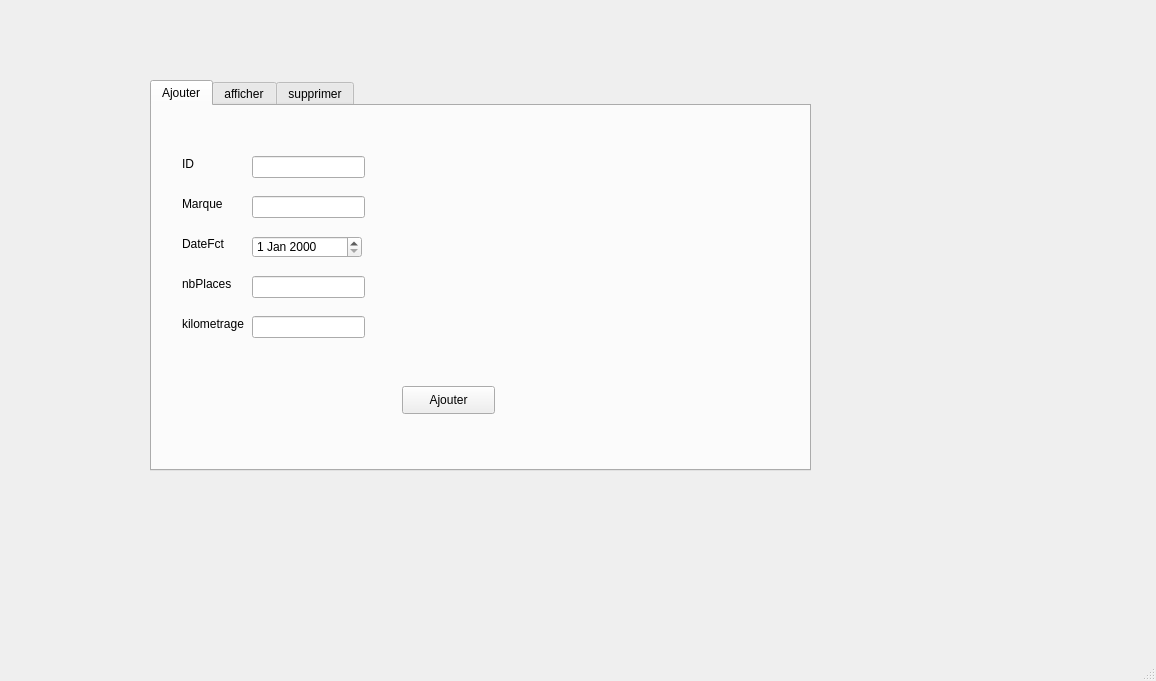
Above: mainwindow.ui from raghebhar/projet.cpp before the change. Below: the same form after it.
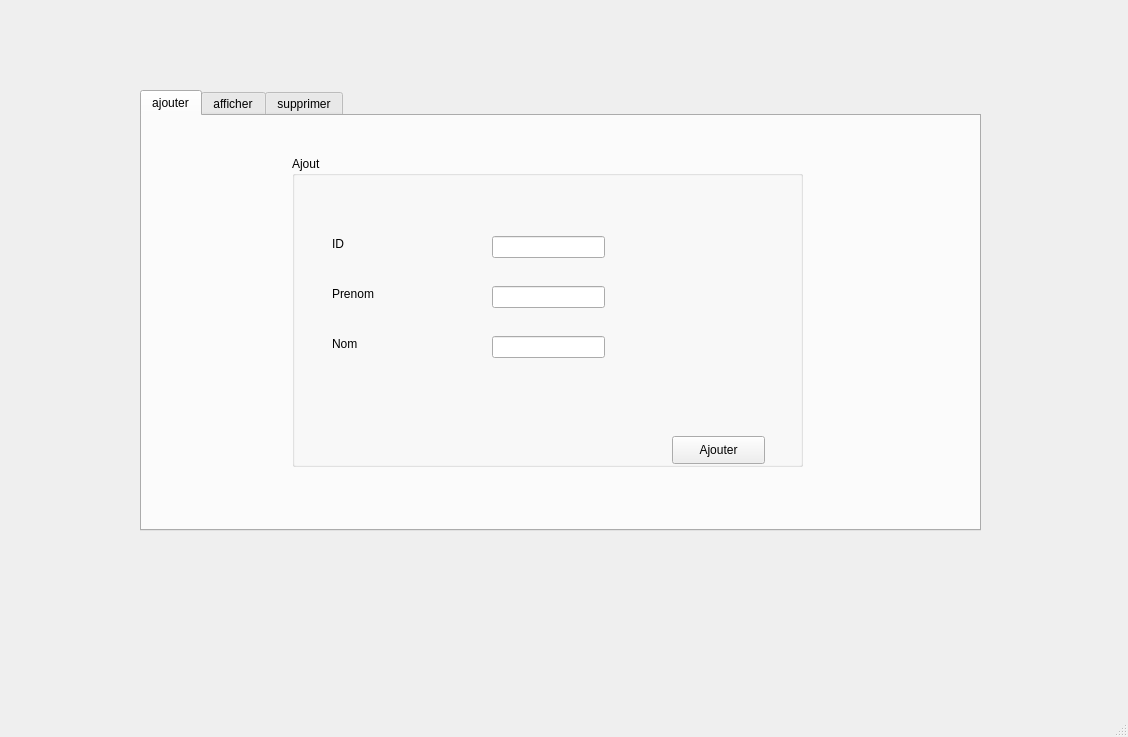
That is the form after the change.

The edit to the form file:
```diff
--- a/mainwindow.ui
+++ b/mainwindow.ui
@@ -6,8 +6,8 @@
    <rect>
     <x>0</x>
     <y>0</y>
-    <width>1156</width>
-    <height>681</height>
+    <width>1128</width>
+    <height>737</height>
    </rect>
   </property>
   <property name="windowTitle">
@@ -17,10 +17,10 @@
    <widget class="QTabWidget" name="tabWidget">
     <property name="geometry">
      <rect>
-      <x>150</x>
-      <y>80</y>
-      <width>661</width>
-      <height>391</height>
+      <x>140</x>
+      <y>90</y>
+      <width>841</width>
+      <height>441</height>
      </rect>
     </property>
     <property name="currentIndex">
@@ -28,154 +28,121 @@
     </property>
     <widget class="QWidget" name="tab">
      <attribute name="title">
-      <string>Ajouter</string>
+      <string>ajouter</string>
      </attribute>
-     <widget class="QLineEdit" name="id">
+     <widget class="QGroupBox" name="groupBox_4">
       <property name="geometry">
        <rect>
-        <x>100</x>
-        <y>50</y>
-        <width>113</width>
-        <height>22</height>
-       </rect>
-      </property>
-     </widget>
-     <widget class="QLineEdit" name="marque">
-      <property name="geometry">
-       <rect>
-        <x>100</x>
-        <y>90</y>
-        <width>113</width>
-        <height>22</height>
-       </rect>
-      </property>
-     </widget>
-     <widget class="QLineEdit" name="nbplaces">
-      <property name="geometry">
-       <rect>
-        <x>100</x>
-        <y>170</y>
-        <width>113</width>
-        <height>22</height>
-       </rect>
-      </property>
-     </widget>
-     <widget class="QLineEdit" name="kilometrage">
-      <property name="geometry">
-       <rect>
-        <x>100</x>
-        <y>210</y>
-        <width>113</width>
-        <height>22</height>
-       </rect>
-      </property>
-     </widget>
-     <widget class="QDateEdit" name="datefct">
-      <property name="geometry">
-       <rect>
-        <x>100</x>
-        <y>130</y>
-        <width>110</width>
-        <height>22</height>
-       </rect>
-      </property>
-     </widget>
-     <widget class="QPushButton" name="pushButton">
-      <property name="geometry">
-       <rect>
-        <x>250</x>
-        <y>280</y>
-        <width>93</width>
-        <height>28</height>
-       </rect>
-      </property>
-      <property name="text">
-       <string>Ajouter</string>
-      </property>
-     </widget>
-     <widget class="QLabel" name="label">
-      <property name="geometry">
-       <rect>
-        <x>30</x>
-        <y>50</y>
-        <width>56</width>
-        <height>16</height>
-       </rect>
-      </property>
-      <property name="text">
-       <string>ID</string>
-      </property>
-     </widget>
-     <widget class="QLabel" name="label_2">
-      <property name="geometry">
-       <rect>
-        <x>30</x>
-        <y>90</y>
-        <width>56</width>
-        <height>16</height>
-       </rect>
-      </property>
-      <property name="text">
-       <string>Marque</string>
-      </property>
-     </widget>
-     <widget class="QLabel" name="label_3">
-      <property name="geometry">
-       <rect>
-        <x>30</x>
-        <y>130</y>
-        <width>56</width>
-        <height>16</height>
-       </rect>
-      </property>
-      <property name="text">
-       <string>DateFct</string>
-      </property>
-     </widget>
-     <widget class="QLabel" name="label_4">
-      <property name="geometry">
-       <rect>
-        <x>30</x>
-        <y>170</y>
-        <width>56</width>
-        <height>16</height>
-       </rect>
-      </property>
-      <property name="text">
-       <string>nbPlaces</string>
-      </property>
-     </widget>
-     <widget class="QLabel" name="label_5">
-      <property name="geometry">
-       <rect>
-        <x>30</x>
-        <y>210</y>
-        <width>71</width>
-        <height>16</height>
-       </rect>
-      </property>
-      <property name="text">
-       <string>kilometrage</string>
-      </property>
-     </widget>
-    </widget>
-    <widget class="QWidget" name="tab_3">
-     <attribute name="title">
-      <string>afficher</string>
-     </attribute>
-     <widget class="QTableView" name="tableBus">
-      <property name="geometry">
-       <rect>
-        <x>80</x>
-        <y>30</y>
-        <width>541</width>
+        <x>150</x>
+        <y>40</y>
+        <width>511</width>
         <height>311</height>
        </rect>
       </property>
+      <property name="title">
+       <string>Ajout</string>
+      </property>
+      <widget class="QLineEdit" name="lineEdit_ID">
+       <property name="geometry">
+        <rect>
+         <x>200</x>
+         <y>80</y>
+         <width>113</width>
+         <height>22</height>
+        </rect>
+       </property>
+      </widget>
+      <widget class="QLineEdit" name="lineEdit_prenom">
+       <property name="geometry">
+        <rect>
+         <x>200</x>
+         <y>130</y>
+         <width>113</width>
+         <height>22</height>
+        </rect>
+       </property>
+      </widget>
+      <widget class="QPushButton" name="pushButton_ajouter_3">
+       <property name="geometry">
+        <rect>
+         <x>380</x>
+         <y>280</y>
+         <width>93</width>
+         <height>28</height>
+        </rect>
+       </property>
+       <property name="text">
+        <string>Ajouter</string>
+       </property>
+      </widget>
+      <widget class="QLineEdit" name="lineEdit_nom">
+       <property name="geometry">
+        <rect>
+         <x>200</x>
+         <y>180</y>
+         <width>113</width>
+         <height>22</height>
+        </rect>
+       </property>
+      </widget>
+      <widget class="QLabel" name="label_19">
+       <property name="geometry">
+        <rect>
+         <x>40</x>
+         <y>130</y>
+         <width>56</width>
+         <height>16</height>
+        </rect>
+       </property>
+       <property name="text">
+        <string>Prenom</string>
+       </property>
+      </widget>
+      <widget class="QLabel" name="label_20">
+       <property name="geometry">
+        <rect>
+         <x>40</x>
+         <y>180</y>
+         <width>56</width>
+         <height>16</height>
+        </rect>
+       </property>
+       <property name="text">
+        <string>Nom</string>
+       </property>
+      </widget>
+      <widget class="QLabel" name="label_21">
+       <property name="geometry">
+        <rect>
+         <x>40</x>
+         <y>80</y>
+         <width>56</width>
+         <height>16</height>
+        </rect>
+       </property>
+       <property name="text">
+        <string>ID</string>
+       </property>
+      </widget>
      </widget>
     </widget>
     <widget class="QWidget" name="tab_2">
      <attribute name="title">
+      <string>afficher</string>
+     </attribute>
+     <widget class="QTableView" name="tableView">
+      <property name="geometry">
+       <rect>
+        <x>170</x>
+        <y>31</y>
+        <width>501</width>
+        <height>321</height>
+       </rect>
+      </property>
+     </widget>
+    </widget>
+    <widget class="QWidget" name="tab_3">
+     <attribute name="title">
       <string>supprimer</string>
      </attribute>
      <widget class="QLineEdit" name="idSupp">
```
Left out of the diff: 73 changed lines with no effect on the pictures.
